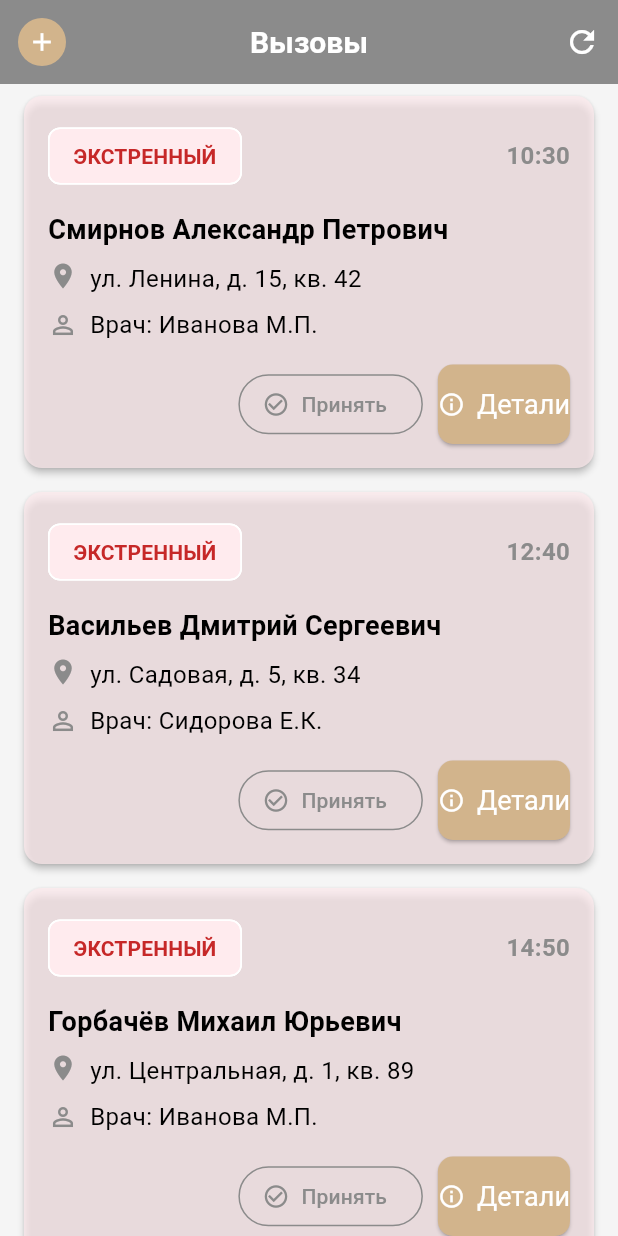
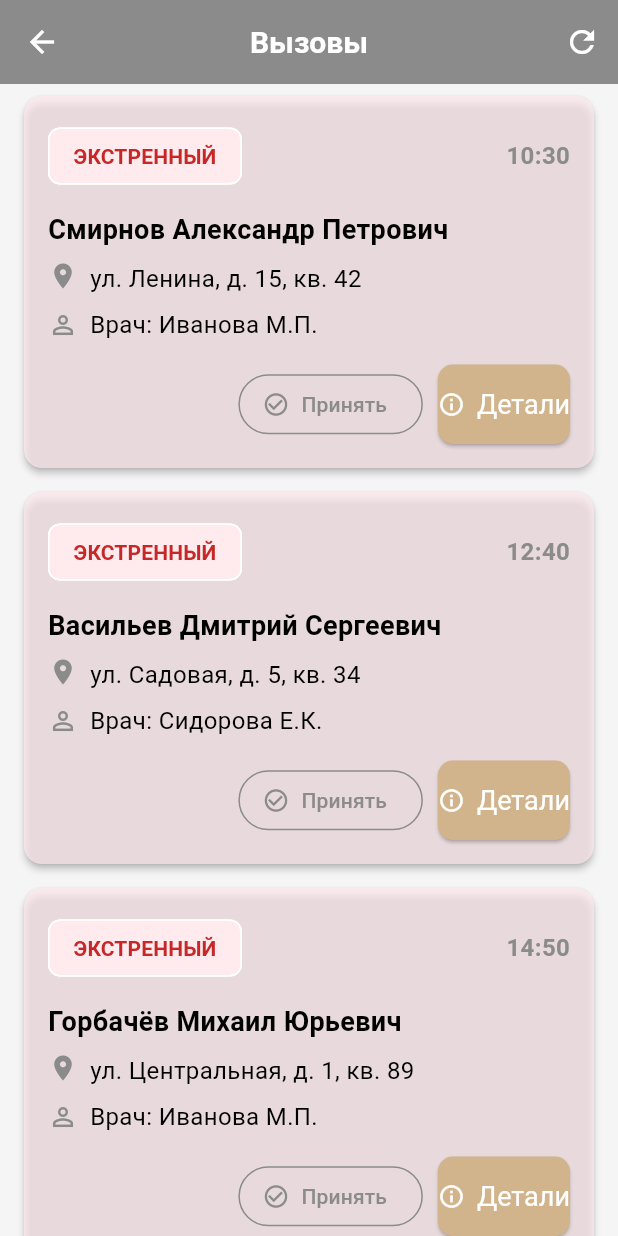
Before and after one commit to AlexanderMorozov1919/mobileapp-frontend, a Flutter app: the CallsScreen screen opened directly, on a phone screen of 412 x 824 dp. Run offline on Flutter 3.47's test engine with Material 3 defaults, Android fonts, the phone set to English and light mode, and no system bars; our stand-ins replace bloc, equatable, flutter_bloc.

Commit message:
authorization v2 (registration fixed, add patient button replaced from calls to patient list)

```diff
--- a/lib/data/repositories/auth_repository_impl.dart
+++ b/lib/data/repositories/auth_repository_impl.dart
@@ -16,14 +16,12 @@ class AuthRepositoryImpl implements AuthRepository {
   @override
   Future<void> register({
     required String fullName,
-    required String contact,
     required String specialty,
     required String username,
     required String password,
   }) async {
     await remoteDataSource.register({
       'fullName': fullName,
-      'contact': contact,
       'specialty': specialty,
       'username': username,
       'password': password,
--- a/lib/domain/repositories/auth_repository.dart
+++ b/lib/domain/repositories/auth_repository.dart
@@ -4,7 +4,6 @@ abstract class AuthRepository {
   Future<User> login(String username, String password);
   Future<void> register({
     required String fullName,
-    required String contact,
     required String specialty,
     required String username,
     required String password,
--- a/lib/presentation/bloc/register_bloc.dart
+++ b/lib/presentation/bloc/register_bloc.dart
@@ -21,7 +21,6 @@ class RegisterBloc extends Bloc<RegisterEvent, RegisterState> {
     try {
       await repository.register(
         fullName: event.fullName,
-        contact: event.contact,
         specialty: event.specialty,
         username: event.username,
         password: event.password,
--- a/lib/presentation/bloc/register_event.dart
+++ b/lib/presentation/bloc/register_event.dart
@@ -9,19 +9,17 @@ abstract class RegisterEvent extends Equatable {
 
 class RegisterRequested extends RegisterEvent {
   final String fullName;
-  final String contact;
   final String specialty;
   final String username;
   final String password;
 
   const RegisterRequested({
     required this.fullName,
-    required this.contact,
     required this.specialty,
     required this.username,
     required this.password,
   });
 
   @override
-  List<Object> get props => [fullName, contact, specialty, username, password];
+  List<Object> get props => [fullName, specialty, username, password];
 }
--- a/lib/presentation/pages/calls_screen.dart
+++ b/lib/presentation/pages/calls_screen.dart
@@ -133,7 +133,7 @@ class _CallsScreenState extends State<CallsScreen> {
   });
 }
 
-   @override
+  @override
   Widget build(BuildContext context) {
     return Scaffold(
       appBar: AppBar(
@@ -141,29 +141,14 @@ class _CallsScreenState extends State<CallsScreen> {
         backgroundColor: const Color(0xFF8B8B8B), // Серый
         foregroundColor: Colors.white,
         actions: [
-          // Кнопка обновления справа
+          // ТОЛЬКО кнопка обновления
           IconButton(
             icon: const Icon(Icons.refresh),
             onPressed: _refreshCalls,
             tooltip: 'Обновить список',
           ),
         ],
-        leading: // Кнопка добавления слева
-          IconButton(
-            icon: Container(
-              padding: const EdgeInsets.all(6),
-              decoration: const BoxDecoration(
-                color: Color(0xFFD2B48C), // Бежевый
-                shape: BoxShape.circle,
-              ),
-              child: const Icon(Icons.add, size: 20),
-            ),
-            onPressed: () => Navigator.push(
-              context,
-              MaterialPageRoute(builder: (context) => const AddPatientScreen()),
-            ),
-            tooltip: 'Добавить пациента',
-          ),
+        // УДАЛЕН leading (кнопка добавления пациента)
       ),
       body: ListView.builder(
         itemCount: _filteredCalls.length,
--- a/lib/presentation/pages/register_page.dart
+++ b/lib/presentation/pages/register_page.dart
@@ -14,7 +14,6 @@ class _RegisterPageState extends State<RegisterPage> {
   final _formKey = GlobalKey<FormState>();
   final _controllers = {
     'fullName': TextEditingController(),
-    'contact': TextEditingController(),
     'specialty': TextEditingController(),
     'username': TextEditingController(),
     'password': TextEditingController(),
@@ -53,9 +52,6 @@ class _RegisterPageState extends State<RegisterPage> {
               child: ListView(
                 children: [
                   _buildTextField('ФИО', 'fullName', icon: Icons.person),
-                  const SizedBox(height: 20),
-
-                  _buildTextField('Контактная информация', 'contact', icon: Icons.contact_mail),
                   const SizedBox(height: 20),
 
                   _buildTextField('Специальность', 'specialty', icon: Icons.work),
@@ -132,7 +128,6 @@ class _RegisterPageState extends State<RegisterPage> {
     if (_formKey.currentState!.validate()) {
       context.read<RegisterBloc>().add(RegisterRequested(
         fullName: _controllers['fullName']!.text,
-        contact: _controllers['contact']!.text,
         specialty: _controllers['specialty']!.text,
         username: _controllers['username']!.text,
         password: _controllers['password']!.text,
```
Also changed, not shown: lib/presentation/pages/patient_list_screen.dart (+21 -2 lines).
